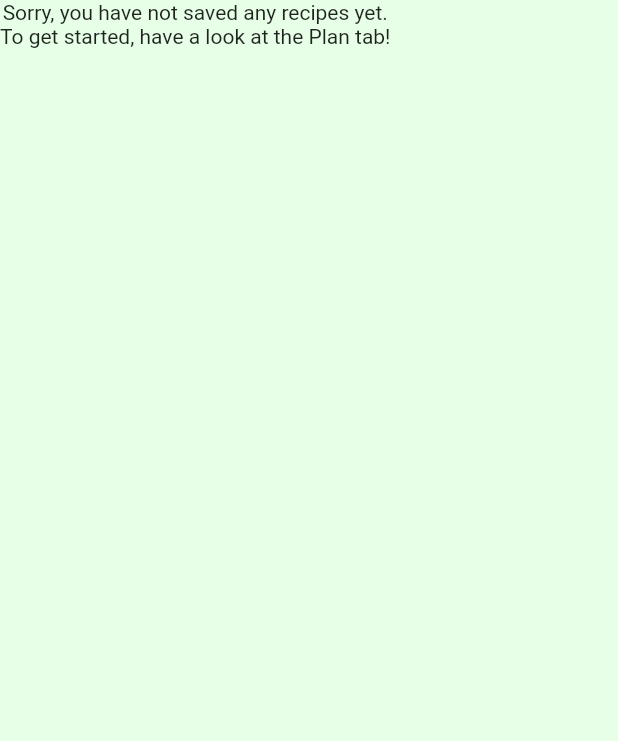
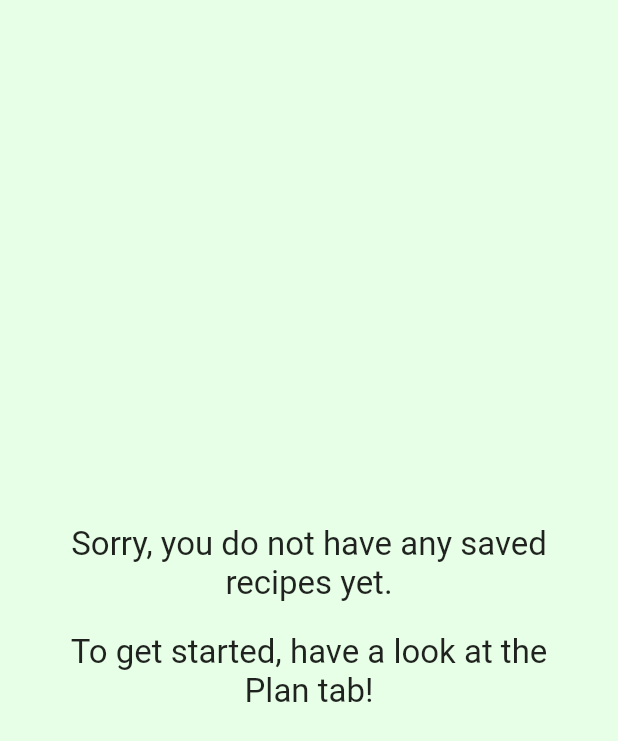
Before and after one commit to christopherlam888/recipe-ready-frontend, a Flutter app: the Groceries screen opened by its route, on a phone screen of 412 x 824 dp. Shown: the top 741 px of the screen. Run offline on Flutter 3.47's test engine with Material 2 defaults, Android fonts, the phone set to English and light mode, and no system bars; our stand-ins replace cached_network_image, flutter_slidable, grouped_list; missing offline and left inert: dart:ffi; network calls fail.

Commit message:
error screen

```diff
--- a/lib/groceries.dart
+++ b/lib/groceries.dart
@@ -14,15 +14,29 @@ class _GroceriesState extends State<Groceries> {
     if (Provider.of<StateTracker>(context, listen: false).recipes.length == 0){
       return Scaffold(
           backgroundColor: Color(0xffe6ffe6),
-          body: Column(
-            children: [
-              Text(
-                  "Sorry, you have not saved any recipes yet."
-              ),
-              Text(
-                  "To get started, have a look at the Plan tab!"
-              )
-            ],
+          body: Padding(
+            padding: const EdgeInsets.all(40.0),
+            child: Column(
+              mainAxisAlignment: MainAxisAlignment.center,
+              crossAxisAlignment: CrossAxisAlignment.stretch,
+              children: [
+                Text(
+                  "Sorry, you do not have any saved recipes yet.",
+                  textAlign: TextAlign.center,
+                  style: TextStyle(
+                    fontSize: 22,
+                  ),
+                ),
+                SizedBox(height: 20.0),
+                Text(
+                  "To get started, have a look at the Plan tab!",
+                  textAlign: TextAlign.center,
+                  style: TextStyle(
+                    fontSize: 22,
+                  ),
+                ),
+              ],
+            ),
           )
       );
     } else {
```
Also changed, not shown: lib/today.dart (+23 -9 lines).
